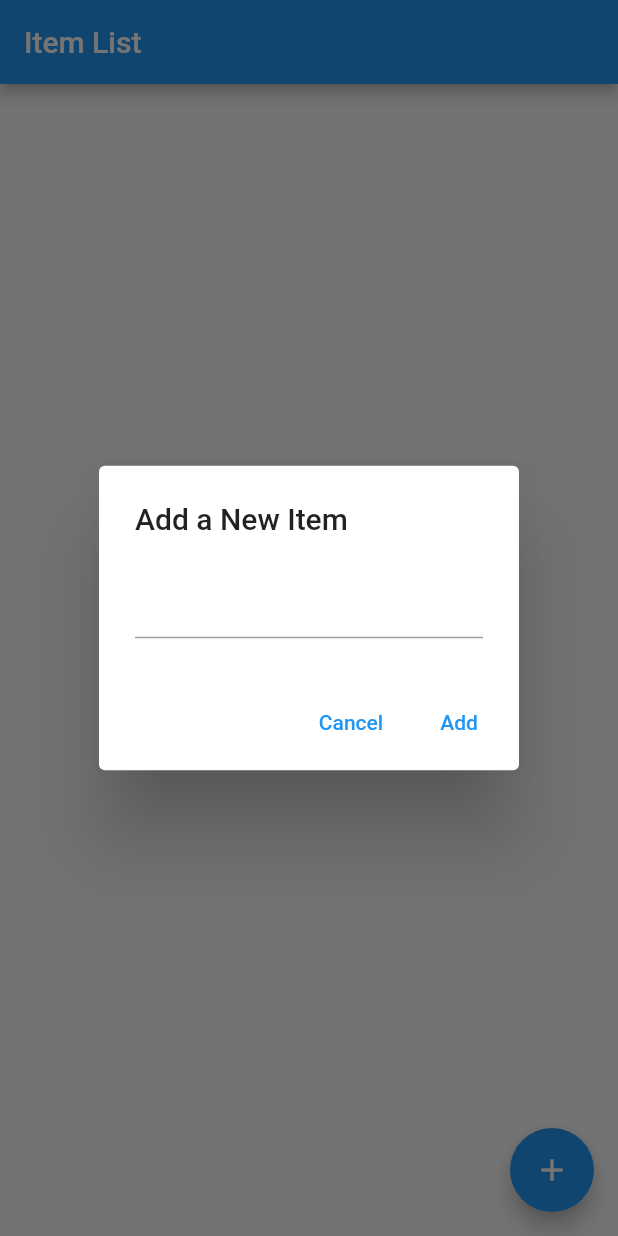
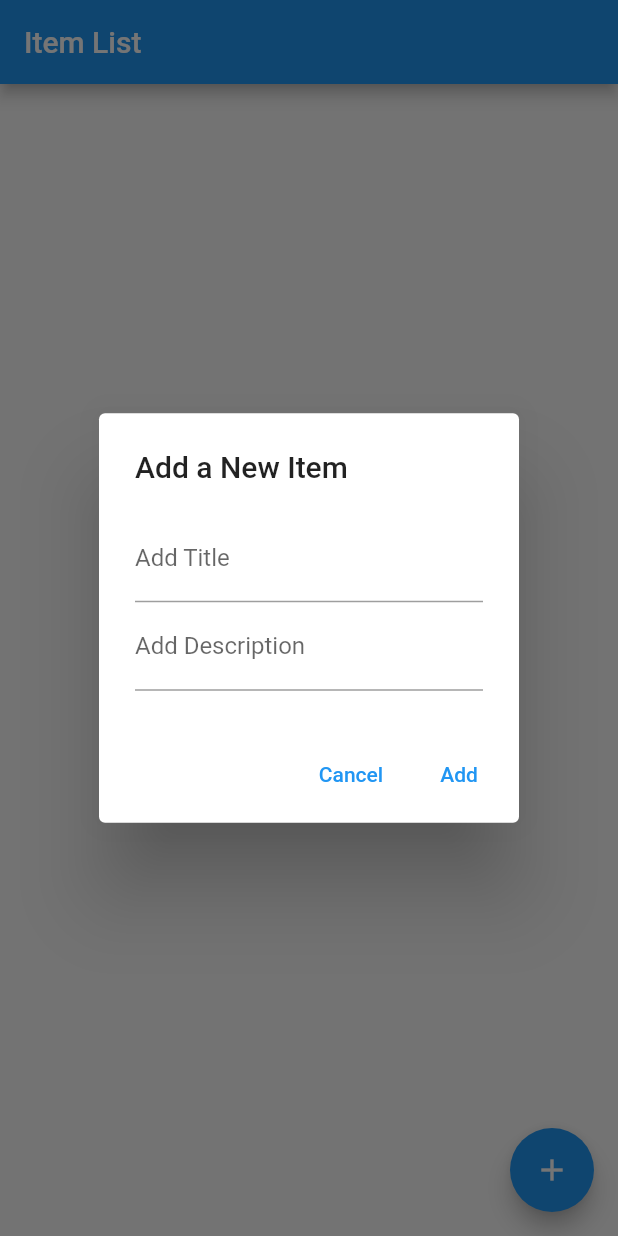
Before and after one commit to sohel7/assignments___10, a Flutter app: the screen it shows after launch, after a tap on the "add" icon, on a phone screen of 412 x 824 dp. Run offline on Flutter 3.47's test engine with Material 2 defaults, Android fonts, the phone set to English and light mode, and no system bars.

Commit message:
Update main.dart

```diff
--- a/lib/main.dart
+++ b/lib/main.dart
@@ -58,8 +58,11 @@ class ItemTile extends StatelessWidget {
   @override
   Widget build(BuildContext context) {
     return ListTile(
-      title: Text('Item $index: ${item.data}'),
-      subtitle: Text('Type: ${item.data.runtimeType}'),
+      leading: CircleAvatar(
+        child: Text('${index+1}'),
+      ),
+      title: Text('${item.data}'),
+      subtitle: Text('${item.description}'), // Display the description
       onLongPress: () {
         showItemOptions(context, item, index);
       },
@@ -78,7 +81,6 @@ class ItemTile extends StatelessWidget {
               onPressed: () {
                 Navigator.of(context).pop(); // Close the dialog
                 showEditItemBottomSheet(context, item, index);
-
               },
             ),
             TextButton(
@@ -96,6 +98,7 @@ class ItemTile extends StatelessWidget {
 
   void showEditItemBottomSheet(BuildContext context, Item item, int index) {
     final itemValueController = TextEditingController(text: item.data.toString());
+    final itemDescriptionController = TextEditingController(text: item.description); // Add a controller for the description field
 
     showModalBottomSheet(
       context: context,
@@ -107,21 +110,25 @@ class ItemTile extends StatelessWidget {
               Text('Edit Item $index'),
               TextField(
                 controller: itemValueController,
+                decoration: InputDecoration(labelText: 'Add Title'),
+              ),
+              TextField(
+                controller: itemDescriptionController,
+                decoration: InputDecoration(labelText: 'Add Description'), // Add a description input field
               ),
               ElevatedButton(
                 onPressed: () {
                   // Validate and update the item
                   final newValue = itemValueController.text;
-                  if (item.updateValue(newValue)) {
+                  final newDescription = itemDescriptionController.text; // Get the description value
+                  if (item.updateValue(newValue, newDescription)) {
                     Provider.of<ItemList>(context, listen: false).addItem(item);
                     Provider.of<ItemList>(context, listen: false).deleteItem(index);
                     Navigator.of(context).pop();
                     // Close the bottom sheet
                   }
-
                 },
                 child: Text('Save'),
-
               ),
             ],
           ),
@@ -147,10 +154,22 @@ class AddItemButton extends StatelessWidget {
       context: context,
       builder: (context) {
         final newItemValueController = TextEditingController();
+        final newItemDescriptionController = TextEditingController(); // Add a controller for the description field
+
         return AlertDialog(
           title: Text('Add a New Item'),
-          content: TextField(
-            controller: newItemValueController,
+          content: Column(
+            mainAxisSize: MainAxisSize.min, // Ensure that the dialog height adjusts to content
+            children: [
+              TextField(
+                controller: newItemValueController,
+                decoration: InputDecoration(labelText: 'Add Title'),
+              ),
+              TextField(
+                controller: newItemDescriptionController,
+                decoration: InputDecoration(labelText: 'Add Description'), // Add a description input field
+              ),
+            ],
           ),
           actions: <Widget>[
             TextButton(
@@ -163,7 +182,8 @@ class AddItemButton extends StatelessWidget {
               child: Text('Add'),
               onPressed: () {
                 final newValue = newItemValueController.text;
-                final item = Item(data: newValue);
+                final newDescription = newItemDescriptionController.text; // Get the description value
+                final item = Item(data: newValue, description: newDescription); // Pass the description to the Item constructor
                 Provider.of<ItemList>(context, listen: false).addItem(item);
                 Navigator.of(context).pop(); // Close the dialog
               },
@@ -193,14 +213,14 @@ class ItemList with ChangeNotifier {
 
 class Item {
   dynamic data;
+  String description;
 
-  Item({required this.data});
+  Item({required this.data, this.description = ''});
 
-  bool updateValue(dynamic newValue) {
-    // You can add validation logic here
-    // For example, ensure that newValue has the correct data type
+  bool updateValue(dynamic newValue, String newDescription) {
     if (newValue.runtimeType == data.runtimeType) {
       data = newValue;
+      description = newDescription; // Update the description
       return true;
     } else {
       return false;
```
